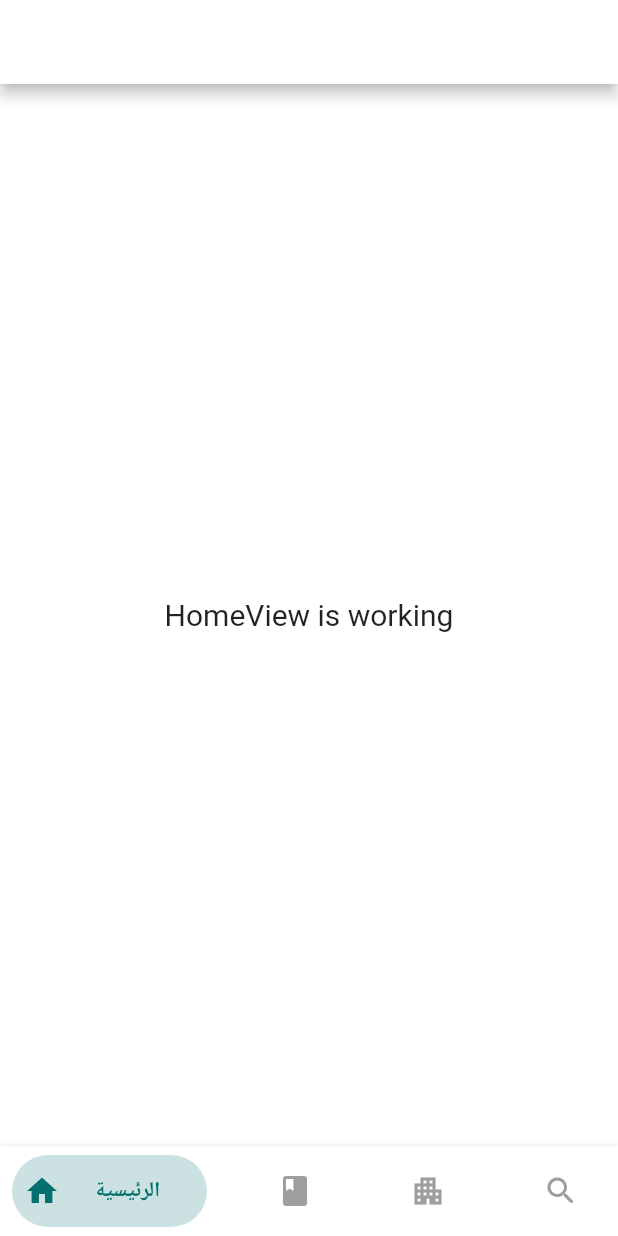
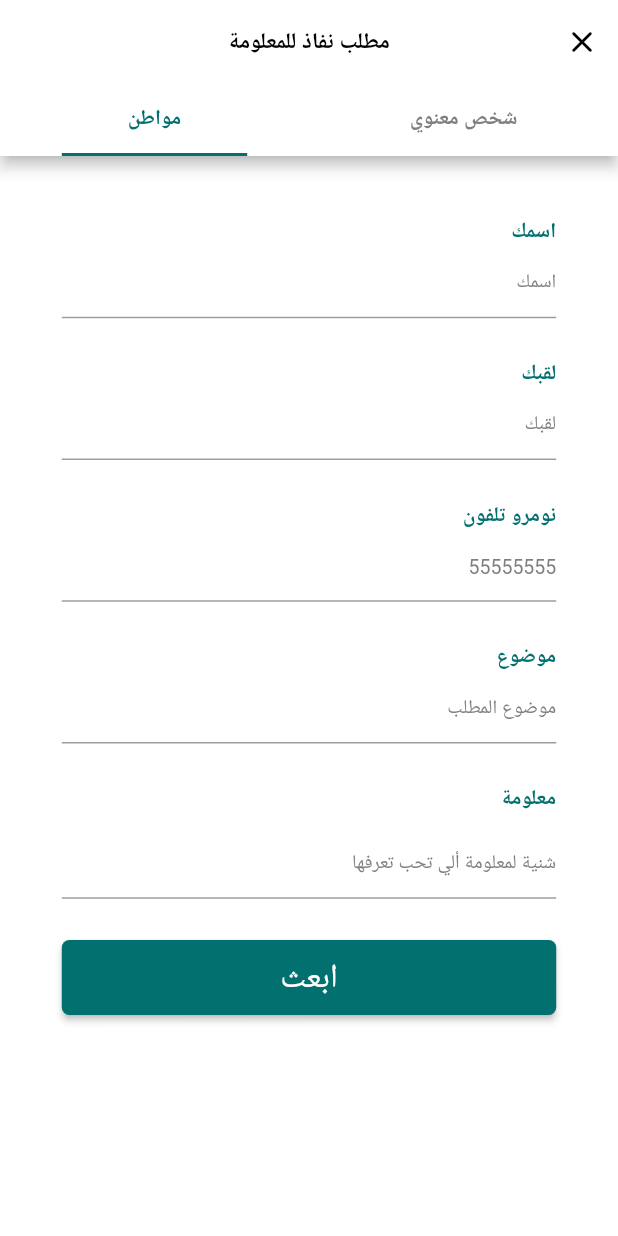
Before and after one commit to BrahimTuijine/nsaqseek, a Flutter app: the screen it shows after launch, on a phone screen of 412 x 824 dp. Run offline on Flutter 3.47's test engine with Material 2 defaults, Android fonts, the phone set to English and light mode, and no system bars; drawn by our look-alikes of bottom_navy_bar; our stand-ins replace get.

Commit message:
demand UI done Getx

```diff
--- /dev/null
+++ b/lib/app/modules/demand/bindings/demand_binding.dart
@@ -0,0 +1,12 @@
+import 'package:get/get.dart';
+
+import '../controllers/demand_controller.dart';
+
+class DemandBinding extends Bindings {
+  @override
+  void dependencies() {
+    Get.lazyPut<DemandController>(
+      () => DemandController(),
+    );
+  }
+}
--- /dev/null
+++ b/lib/app/modules/demand/controllers/demand_controller.dart
@@ -0,0 +1,51 @@
+import 'package:flutter/material.dart';
+import 'package:get/get.dart';
+
+class DemandController extends GetxController {
+  final GlobalKey<FormState> formKeyOne = GlobalKey<FormState>();
+  final GlobalKey<FormState> formKeyTwo = GlobalKey<FormState>();
+
+  String? name;
+
+  String? lastname;
+
+  String? phone;
+
+  String? title;
+
+  String? information;
+
+  String? communityName;
+  String? cumtitle;
+
+  String? communityplace;
+
+  String? communityphone;
+
+  String? communityInformation;
+
+  String? validator(String value) {
+    if (value.isEmpty) {
+      return "ما يلزمش يكون فارغ";
+    }
+    return null;
+  }
+
+  void checkValdMowaten() {
+    final isValid = formKeyOne.currentState!.validate();
+
+    if (!isValid) {
+      return;
+    }
+    formKeyOne.currentState!.save();
+  }
+
+  void checkValdMa3nawi() {
+    final isValid = formKeyTwo.currentState!.validate();
+
+    if (!isValid) {
+      return;
+    }
+    formKeyTwo.currentState!.save();
+  }
+}
--- /dev/null
+++ b/lib/app/modules/demand/views/demand_view.dart
@@ -0,0 +1,294 @@
+import 'package:flutter/material.dart';
+
+import 'package:get/get.dart';
+import 'package:nsaqseek/app/modules/auth/widgets/elevated_auth_button.dart';
+import 'package:nsaqseek/app/modules/demand/widgets/demand_app_bar.dart';
+import 'package:nsaqseek/app/modules/demand/widgets/demand_input_form_field.dart';
+import 'package:nsaqseek/app/theme/constants.dart';
+
+import '../controllers/demand_controller.dart';
+
+class DemandView extends GetView<DemandController> {
+  const DemandView({Key? key}) : super(key: key);
+
+  @override
+  Widget build(BuildContext context) {
+    Size size = MediaQuery.of(context).size;
+    return DefaultTabController(
+      length: 2,
+      child: Scaffold(
+        appBar: tabsAppBar(context, "مطلب نفاذ للمعلومة", "شخص معنوي", "مواطن"),
+        body: TabBarView(
+          children: [
+            Form(
+              key: controller.formKeyOne,
+              child: SizedBox(
+                  width: double.infinity,
+                  child: GestureDetector(
+                    onTap: () => FocusScope.of(context).unfocus(),
+                    child: SingleChildScrollView(
+                      child: Container(
+                        padding: EdgeInsets.all(size.width / 10),
+                        child: Column(
+                          crossAxisAlignment: CrossAxisAlignment.end,
+                          children: <Widget>[
+                            const Text(
+                              "اسمك",
+                              style: TextStyle(
+                                  color: Constants.blueGreen,
+                                  fontWeight: FontWeight.bold),
+                            ),
+                            DemandInputField(
+                              texthint: 'اسمك',
+                              onsaved: (value) => controller.name = value,
+                              validator: (value) =>
+                                  controller.validator(value!),
+                              maxline: 1,
+                              minline: 1,
+                            ),
+                            SizedBox(
+                              height: size.height * .1 / 3,
+                            ),
+                            const Text(
+                              "لقبك",
+                              style: TextStyle(
+                                  color: Constants.blueGreen,
+                                  fontWeight: FontWeight.bold),
+                            ),
+                            DemandInputField(
+                              texthint: 'لقبك',
+                              onsaved: (value) => controller.lastname = value,
+                              validator: (value) =>
+                                  controller.validator(value!),
+                              maxline: 1,
+                              minline: 1,
+                            ),
+                            SizedBox(
+                              height: size.height * .1 / 3,
+                            ),
+                            const Text(
+                              "نومرو تلفون",
+                              style: TextStyle(
+                                  color: Constants.blueGreen,
+                                  fontWeight: FontWeight.bold),
+                            ),
+                            DemandInputField(
+                              texthint: '55555555',
+                              onsaved: (value) => controller.phone = value,
+                              maxline: 1,
+                              minline: 1,
+                            ),
+                            SizedBox(
+                              height: size.height * .1 / 3,
+                            ),
+                            const Text(
+                              "موضوع",
+                              style: TextStyle(
+                                  color: Constants.blueGreen,
+                                  fontWeight: FontWeight.bold),
+                            ),
+                            DemandInputField(
+                              texthint: 'موضوع المطلب',
+                              onsaved: (value) => controller.title = value,
+                              validator: (value) =>
+                                  controller.validator(value!),
+                              maxline: 1,
+                              minline: 1,
+                            ),
+                            SizedBox(
+                              height: size.height * .1 / 3,
+                            ),
+                            const Text(
+                              "معلومة",
+                              style: TextStyle(
+                                  color: Constants.blueGreen,
+                                  fontWeight: FontWeight.bold),
+                            ),
+                            SizedBox(
+                              height: size.height * .1 / 9,
+                            ),
+                            DemandInputField(
+                              texthint: 'شنية لمعلومة ألي تحب تعرفها',
+                              onsaved: (value) =>
+                                  controller.information = value,
+                              validator: (value) =>
+                                  controller.validator(value!),
+                              maxline: 5,
+                              minline: 1,
+                            ),
+                            SizedBox(
+                              height: size.height * .1 / 3,
+                            ),
+                            OriginalButton(
+                              bgColor: Colors.lightBlue,
+                              text: 'ابعث',
+                              onpressed: () {
+                                // if (_formOne.currentState!.validate()) {
+                                //   _formOne.currentState!.save();
+                                //   Random random = Random();
+                                //   DateTime today = DateTime.now();
+                                //   String dateSlug =
+                                //       "${today.year.toString()}-${today.month.toString().padLeft(2, '0')}-${today.day.toString().padLeft(2, '0')}";
+
+                                //   listOfRequestes.add(
+                                //     Requests(
+                                //         id: random.nextInt(3000) + 3001,
+                                //         title: title,
+                                //         date: dateSlug,
+                                //         inprogress: true,
+                                //         content: information),
+                                //   );
+                                //   displayNotification(title,
+                                //       "نشالله مبتناش عليك. أعمل طلة على الاشعارات");
+                                //   Navigator.of(context)
+                                //       .pushReplacementNamed("thanks");
+                                // }
+
+                                controller.checkValdMowaten();
+                              },
+                            ),
+                          ],
+                        ),
+                      ),
+                    ),
+                  )),
+            ),
+            Form(
+              key: controller.formKeyTwo,
+              child: SizedBox(
+                width: double.infinity,
+                child: GestureDetector(
+                  onTap: () => FocusScope.of(context).unfocus(),
+                  child: SingleChildScrollView(
+                    child: Container(
+                      padding: EdgeInsets.all(size.width / 10),
+                      child: Column(
+                        crossAxisAlignment: CrossAxisAlignment.end,
+                        children: [
+                          const Text(
+                            "تسمية الاجتماعية",
+                            style: TextStyle(
+                                color: Constants.blueGreen,
+                                fontWeight: FontWeight.bold),
+                          ),
+                          DemandInputField(
+                            texthint: 'تسمية الاجتماعية',
+                            onsaved: (value) =>
+                                controller.communityName = value,
+                            validator: (value) => controller.validator(value!),
+                            maxline: 1,
+                            minline: 1,
+                          ),
+                          SizedBox(
+                            height: size.height * .1 / 3,
+                          ),
+                          const Text(
+                            "المقر الاجتماعي",
+                            style: TextStyle(
+                                color: Constants.blueGreen,
+                                fontWeight: FontWeight.bold),
+                          ),
+                          DemandInputField(
+                            texthint: 'المقر الاجتماعي',
+                            onsaved: (value) =>
+                                controller.communityplace = value,
+                            validator: (value) => controller.validator(value!),
+                            maxline: 1,
+                            minline: 1,
+                          ),
+                          SizedBox(
+                            height: size.height * .1 / 3,
+                          ),
+                          const Text(
+                            "نومرو تلفون",
+                            style: TextStyle(
+                                color: Constants.blueGreen,
+                                fontWeight: FontWeight.bold),
+                          ),
+                          DemandInputField(
+                            texthint: '55555555',
+                            onsaved: (value) =>
+                                controller.communityphone = value,
+                            maxline: 1,
+                            minline: 1,
+                          ),
+                          SizedBox(
+                            height: size.height * .1 / 3,
+                          ),
+                          const Text(
+                            "موضوع",
+                            style: TextStyle(
+                                color: Constants.blueGreen,
+                                fontWeight: FontWeight.bold),
+                          ),
+                          DemandInputField(
+                            texthint: 'موضوع المطلب',
+                            onsaved: (value) => controller.cumtitle = value,
+                            validator: (value) => controller.validator(value!),
+                            maxline: 1,
+                            minline: 1,
+                          ),
+                          SizedBox(
+                            height: size.height * .1 / 3,
+                          ),
+                          const Text(
+                            "معلومة",
+                            style: TextStyle(
+                                color: Constants.blueGreen,
+                                fontWeight: FontWeight.bold),
+                          ),
+                          SizedBox(
+                            height: size.height * .1 / 9,
+                          ),
+                          DemandInputField(
+                            texthint: 'شنية لمعلومة ألي تحب تعرفها',
+                            onsaved: (value) =>
+                                controller.communityInformation = value,
+                            validator: (value) => controller.validator(value!),
+                            maxline: 5,
+                            minline: 1,
+                          ),
+                          SizedBox(
+                            height: size.height * .1 / 3,
+                          ),
+                          OriginalButton(
+                            bgColor: Colors.lightBlue,
+                            text: 'ابعث',
+                            onpressed: () {
+                              controller.checkValdMa3nawi();
+                              // if (_formTwo.currentState!.validate()) {
+                              //   _formTwo.currentState!.save();
+                              //   Random random = Random();
+                              //   DateTime today = DateTime.now();
+                              //   String dateSlug =
+                              //       "${today.year.toString()}-${today.month.toString().padLeft(2, '0')}-${today.day.toString().padLeft(2, '0')}";
+
+                              //   listOfRequestes.add(
+                              //     Requests(
+                              //         id: random.nextInt(3000) + 3001,
+                              //         title: cumtitle,
+                              //         date: dateSlug,
+                              //         inprogress: true,
+                              //         content: communityInformation),
+                              //   );
+
+                              //   displayNotification(cumtitle,
+                              //       "نشالله مبتناش عليك. أعمل طلة على الاشعارات");
+                              //   Navigator.of(context)
+                              //       .pushReplacementNamed("thanks");
+                              // }
+                            },
+                          ),
+                        ],
+                      ),
+                    ),
+                  ),
+                ),
+              ),
+            ),
+          ],
+        ),
+      ),
+    );
+  }
+}
--- /dev/null
+++ b/lib/app/modules/demand/widgets/demand_app_bar.dart
@@ -0,0 +1,49 @@
+import 'package:flutter/material.dart';
+import 'package:get/route_manager.dart';
+import 'package:nsaqseek/app/theme/constants.dart';
+
+AppBar tabsAppBar(context, title, tabOne, tabTwo) {
+  return AppBar(
+    bottom: TabBar(
+        indicatorPadding: EdgeInsets.symmetric(
+            horizontal: MediaQuery.of(context).size.width * .1),
+        indicatorColor: Constants.blueGreen,
+        labelColor: Constants.blueGreen,
+        unselectedLabelColor: Constants.grey,
+        tabs: [
+          Tab(
+            child: Text(
+              tabTwo,
+              style: const TextStyle(
+                fontWeight: FontWeight.bold,
+              ),
+            ),
+          ),
+          Tab(
+            child: Text(
+              tabOne,
+              style: const TextStyle(
+                fontWeight: FontWeight.bold,
+              ),
+            ),
+          ),
+        ]),
+    title: Text(
+      title,
+      style: const TextStyle(
+          fontWeight: FontWeight.bold, fontSize: 15, color: Colors.black),
+    ),
+    centerTitle: true,
+    actions: [
+      IconButton(
+        onPressed: () {
+          Get.toNamed("/dashboard");
+        },
+        icon: const Icon(
+          Icons.close_rounded,
+          color: Colors.black,
+        ),
+      ),
+    ],
+  );
+}
--- /dev/null
+++ b/lib/app/modules/demand/widgets/demand_input_form_field.dart
@@ -0,0 +1,45 @@
+import 'package:flutter/material.dart';
+import 'package:nsaqseek/app/theme/constants.dart';
+
+class DemandInputField extends StatelessWidget {
+  const DemandInputField(
+      {Key? key,
+      this.onsaved,
+      this.validator,
+      required this.texthint,
+      required this.maxline,
+      required this.minline})
+      : super(key: key);
+
+  final FormFieldSetter<String>? onsaved;
+  final String? Function(String?)? validator;
+  final String texthint;
+  final int maxline;
+  final int minline;
+
+  @override
+  Widget build(BuildContext context) {
+    return TextFormField(
+      maxLines: maxline,
+      minLines: minline,
+      onSaved: onsaved,
+      validator: validator,
+      textDirection: TextDirection.rtl,
+      decoration: InputDecoration(
+        border: const UnderlineInputBorder(
+          borderSide: BorderSide(color: Constants.grey),
+        ),
+        disabledBorder: const UnderlineInputBorder(
+          borderSide: BorderSide(color: Constants.grey),
+        ),
+        focusedBorder: const UnderlineInputBorder(
+          borderSide: BorderSide(color: Constants.blueGreen),
+        ),
+        filled: false,
+        hintText: texthint,
+        hintStyle: const TextStyle(color: Constants.grey, fontSize: 13),
+        hintTextDirection: TextDirection.rtl,
+      ),
+    );
+  }
+}
--- a/lib/app/modules/home/controllers/home_controller.dart
+++ b/lib/app/modules/home/controllers/home_controller.dart
@@ -1,20 +1,3 @@
 import 'package:get/get.dart';
 
-class HomeController extends GetxController {
-  //TODO: Implement HomeController
-
-  final count = 0.obs;
-  @override
-  void onInit() {
-    super.onInit();
-  }
-
-  @override
-  void onReady() {
-    super.onReady();
-  }
-
-  @override
-  void onClose() {}
-  void increment() => count.value++;
-}
+class HomeController extends GetxController {}
--- a/lib/app/modules/seggussions/controllers/seggussions_controller.dart
+++ b/lib/app/modules/seggussions/controllers/seggussions_controller.dart
@@ -14,7 +14,7 @@ class SeggussionsController extends GetxController {
     return null;
   }
 
-  void checkLogin() {
+  void checkValidation() {
     final isValid = loginFormKey.currentState!.validate();
 
     if (!isValid) {
--- a/lib/app/modules/seggussions/views/seggussions_view.dart
+++ b/lib/app/modules/seggussions/views/seggussions_view.dart
@@ -116,7 +116,7 @@ class SeggussionsView extends GetView<SeggussionsController> {
                       bgColor: Colors.lightBlue,
                       text: 'ابعث',
                       onpressed: () {
-                        controller.checkLogin();
+                        controller.checkValidation();
                       },
                     ),
                   ],
--- a/lib/app/routes/app_pages.dart
+++ b/lib/app/routes/app_pages.dart
@@ -6,6 +6,8 @@ import 'package:nsaqseek/app/modules/auth/register/bindings/register_binding.dar
 import 'package:nsaqseek/app/modules/auth/register/views/register_view.dart';
 import 'package:nsaqseek/app/modules/dashboard/bindings/dashboard_binding.dart';
 import 'package:nsaqseek/app/modules/dashboard/views/dashboard_view.dart';
+import 'package:nsaqseek/app/modules/demand/bindings/demand_binding.dart';
+import 'package:nsaqseek/app/modules/demand/views/demand_view.dart';
 import 'package:nsaqseek/app/modules/home/bindings/home_binding.dart';
 import 'package:nsaqseek/app/modules/home/views/home_view.dart';
 import 'package:nsaqseek/app/modules/search/bindings/search_binding.dart';
@@ -67,5 +69,10 @@ class AppPages {
       page: () => const SplashView(),
       binding: SplashBinding(),
     ),
+    GetPage(
+      name: _Paths.DEMAND,
+      page: () => DemandView(),
+      binding: DemandBinding(),
+    ),
   ];
 }
--- a/lib/app/routes/app_routes.dart
+++ b/lib/app/routes/app_routes.dart
@@ -14,6 +14,7 @@ abstract class Routes {
   static const SEGGUSSIONS = _Paths.SEGGUSSIONS;
   static const SERVICES = _Paths.SERVICES;
   static const SPLASH = _Paths.SPLASH;
+  static const DEMAND = _Paths.DEMAND;
 }
 
 abstract class _Paths {
@@ -25,4 +26,5 @@ abstract class _Paths {
   static const SEGGUSSIONS = '/seggussions';
   static const SERVICES = '/services';
   static const SPLASH = '/splash';
+  static const DEMAND = '/demand';
 }
--- a/lib/main.dart
+++ b/lib/main.dart
@@ -18,7 +18,7 @@ class MyApp extends StatelessWidget {
   Widget build(BuildContext context) {
     return GetMaterialApp(
       debugShowCheckedModeBanner: false,
-      initialRoute: Routes.DASHBOARD,
+      initialRoute: Routes.DEMAND,
       theme: appThemeData,
       defaultTransition: Transition.fade,
       getPages: AppPages.routes,
```
